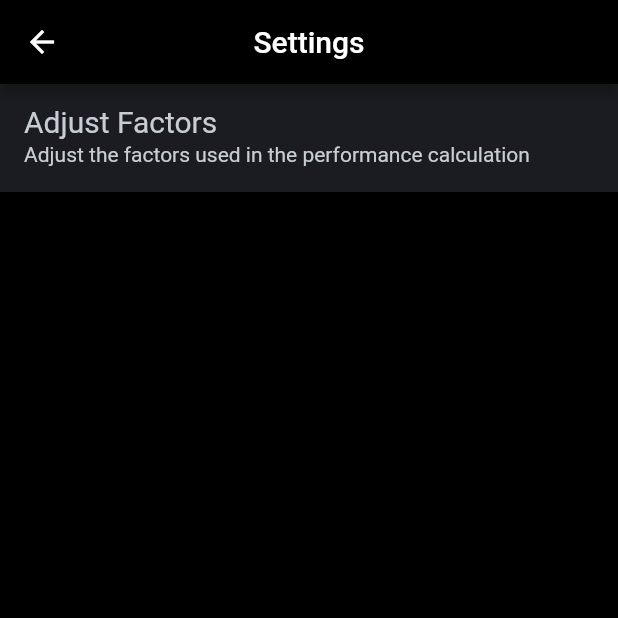
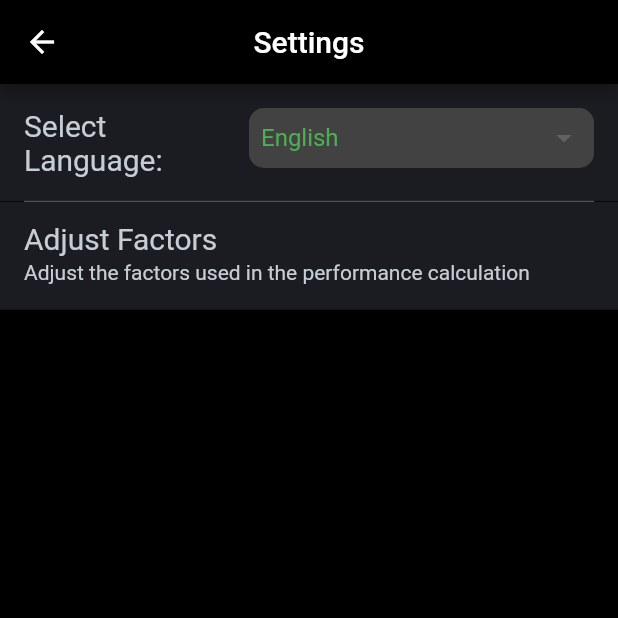
Before and after one commit to FrenchTacoDev/ultra_light_performance_tool, a Flutter app: the SettingsPanel screen opened directly, on a phone screen of 412 x 824 dp, the top half of it. Run offline on Flutter 3.47's test engine with Material 2 defaults, Android fonts, the light colour scheme and no system bars; our stand-ins replace flutter_bloc, sqflite, sqflite_common_ffi; accounts and stored records are empty.

Commit message:
Localization
- Implemented settings option to select language

```diff
--- a/lib/src/core/settings/settings.dart
+++ b/lib/src/core/settings/settings.dart
@@ -4,6 +4,7 @@ import 'package:flutter/material.dart';
 import 'package:flutter_bloc/flutter_bloc.dart';
 import 'package:ultra_light_performance_tool/src/core/core.dart';
 import 'package:ultra_light_performance_tool/src/performance%20calculation/calculations.dart';
+import 'package:ultra_light_performance_tool/src/shared%20widgets/ulpt_dropdown.dart';
 import 'widgets/factor_adjust.dart';
 
 ///Used to bundle information about how the user wants the app to behave
@@ -11,14 +12,18 @@ class Settings{
 
   //json keys for Corrections
   static String correctionsFieldValue = "perfCorrections";
+  //json keys for language
+  static String languageFieldValue = "language";
 
   Settings();
 
   Corrections corrections = Corrections();
+  Locale? locale;
 
   Settings copy(){
     var settings = Settings();
     settings.corrections = corrections.copy();
+    settings.locale = locale;
     return settings;
   }
 
@@ -26,6 +31,7 @@ class Settings{
   Map<String, dynamic> serialize(){
     return {
       correctionsFieldValue : jsonEncode(corrections.serialize()),
+      languageFieldValue : locale?.languageCode,
     };
   }
 
@@ -35,6 +41,7 @@ class Settings{
     var corJson = map[correctionsFieldValue];
 
     settings.corrections = corJson == null ? settings.corrections : Corrections.deserialize(map: jsonDecode(corJson));
+    settings.locale = appLocals.where((l) => l.languageCode == map[languageFieldValue]).firstOrNull;
 
     return settings;
   }
@@ -42,12 +49,19 @@ class Settings{
   @override
   bool operator ==(Object other) {
     return other is Settings
-        && other.corrections == corrections;
+        && other.corrections == corrections
+        && other.locale == locale;
   }
 
-  //Todo for now only a const value as hash which is just a workaround and doesn't make sense. Resolve when more params are present.
   @override
-  int get hashCode => Object.hash(1, corrections);
+  int get hashCode => Object.hash(corrections, locale);
+
+  //Single point of acces for the app on what languages are supported.
+  static List<Locale> appLocals = [
+    const Locale.fromSubtags(countryCode: "GB", languageCode: "en"),
+    const Locale.fromSubtags(countryCode: "DE", languageCode: "de"),
+  ];
+
 }
 
 ///Panel to set the settings of the app
@@ -73,12 +87,24 @@ class SettingsPanel extends StatelessWidget {
                     child: Column(
                       children: [
                         ListTile(
+                          minVerticalPadding:16,
+                          title: Text(Localizer.of(context).selectLanguage),
+                          trailing: ConstrainedBox(
+                              constraints: const BoxConstraints(maxWidth: 230,),
+                              child: ULPTDropdown(
+                                items: languageLocalMap.keys.toList(),
+                                hint: Localizer.of(context).selectLanguage,
+                                value: _getLanguage(context: context, state: state),
+                                onChanged: (l) => context.read<_SettingsPanelCubit>().setLocal(locale: languageLocalMap[l]),
+                              )
+                          ),
+                        ),
+                        Divider(color: Colors.white.withOpacity(0.35), height: 0.5, indent: 16, endIndent: 16,),
+                        ListTile(
                           title: Text(Localizer.of(context).facAdjustTitle),
                           subtitle: Text(Localizer.of(context).facAdjustSubTitle),
                           onTap: () => context.read<_SettingsPanelCubit>().setCorrections(context: context),
                         ),
-                        //Divider(color: Colors.white.withOpacity(0.35), height: 0.5),
-                        //Divider(color: Colors.white.withOpacity(0.35), height: 0.5, indent: 16, endIndent: 16,),
                         const SizedBox(height: 16),
                       ],
                     ),
@@ -88,6 +114,16 @@ class SettingsPanel extends StatelessWidget {
           ),
         ),
     );
+  }
+
+  Map<String, Locale> get languageLocalMap => {
+    "English" : Settings.appLocals.where((l) => l.languageCode == "en").first,
+    "Deutsch" : Settings.appLocals.where((l) => l.languageCode == "de").first,
+  };
+
+  String _getLanguage({required BuildContext context, required _SettingsPanelState state}){
+    if(state.settings.locale != null) return languageLocalMap.entries.where((kv) => kv.value == state.settings.locale).firstOrNull?.key ?? "English";
+    return languageLocalMap.entries.where((kv) => kv.value.languageCode == Localizations.localeOf(context).languageCode).firstOrNull?.key ?? "English";
   }
 }
 
@@ -121,4 +157,12 @@ class _SettingsPanelCubit extends Cubit<_SettingsPanelState>{
     appCubit.settings = newSettings;
     emit(state.copyWidth(settings: newSettings));
   }
+
+  Future<void> setLocal({required Locale? locale}) async{
+    if(locale == null) return;
+    if(locale == state.settings.locale) return;
+    var newSettings = state.settings.copy()..locale = locale;
+    appCubit.settings = newSettings;
+    emit(state.copyWidth(settings: newSettings));
+  }
 }
--- a/lib/src/database/ulpt_db.dart
+++ b/lib/src/database/ulpt_db.dart
@@ -109,7 +109,8 @@ class ULPTDB{
     await db.execute(
         'CREATE TABLE $settingsTableName '
             '(id INTEGER PRIMARY KEY,'
-            ' ${Settings.correctionsFieldValue} TEXT)'
+            ' ${Settings.correctionsFieldValue} TEXT,'
+            ' ${Settings.languageFieldValue} TEXT)'
     );
   }
 
--- a/lib/src/localization/de/de.dart
+++ b/lib/src/localization/de/de.dart
@@ -58,6 +58,8 @@ class DE extends Dictionary{
   String get facAdjustTitle => "Faktoren Anpassen";
   @override
   String get facAdjustSubTitle => "Passen Sie die Faktoren für die Performance-Berechnung an.";
+  @override
+  String get selectLanguage => "Sprache Wählen:";
   //endregion
   //region FacAdjust
   @override
--- a/lib/src/localization/default/en.dart
+++ b/lib/src/localization/default/en.dart
@@ -39,6 +39,7 @@ abstract class Dictionary{
   //Settings title is same as menuSettings
   String get facAdjustTitle;
   String get facAdjustSubTitle;
+  String get selectLanguage;
   //endregion
 
   //region FacAdjust
@@ -203,6 +204,8 @@ class EN extends Dictionary{
   String get facAdjustTitle => "Adjust Factors";
   @override
   String get facAdjustSubTitle => "Adjust the factors used in the performance calculation";
+  @override
+  String get selectLanguage => "Select Language:";
   //endregion
   //region FacAdjust
   @override
--- a/lib/src/localization/localizer.dart
+++ b/lib/src/localization/localizer.dart
@@ -1,4 +1,6 @@
 import 'package:flutter/material.dart';
+import 'package:flutter_bloc/flutter_bloc.dart';
+import 'package:ultra_light_performance_tool/src/core/core.dart';
 import 'default/en.dart';
 import 'de/de.dart';
 export 'default/en.dart' show Dictionary;
@@ -14,7 +16,7 @@ class Localizer extends InheritedWidget{
   const Localizer({super.key, required super.child});
 
   Dictionary std({required BuildContext context}){
-    var local = Localizations.localeOf(context);
+    var local = context.read<ApplicationCubit>().settings.locale ?? Localizations.localeOf(context);
     var res = _localMap[local.languageCode];
     if(res == null) return _defaultDict;
     return res;
--- a/lib/ulpt.dart
+++ b/lib/ulpt.dart
@@ -27,11 +27,7 @@ class ULPT extends StatelessWidget {
                   GlobalWidgetsLocalizations.delegate,
                   GlobalCupertinoLocalizations.delegate,
                 ],
-                //Todo implement own loc solution with maps resolving to title: string (Map<Locale, Map<String, String>>)
-                supportedLocales: const [
-                  Locale.fromSubtags(countryCode: "GB", languageCode: "en"),
-                  Locale.fromSubtags(countryCode: "DE", languageCode: "de"),
-                ],
+                supportedLocales: Settings.appLocals,
                 home: MainPage(setupComplete: state.setupComplete),
               ),
             );
```
